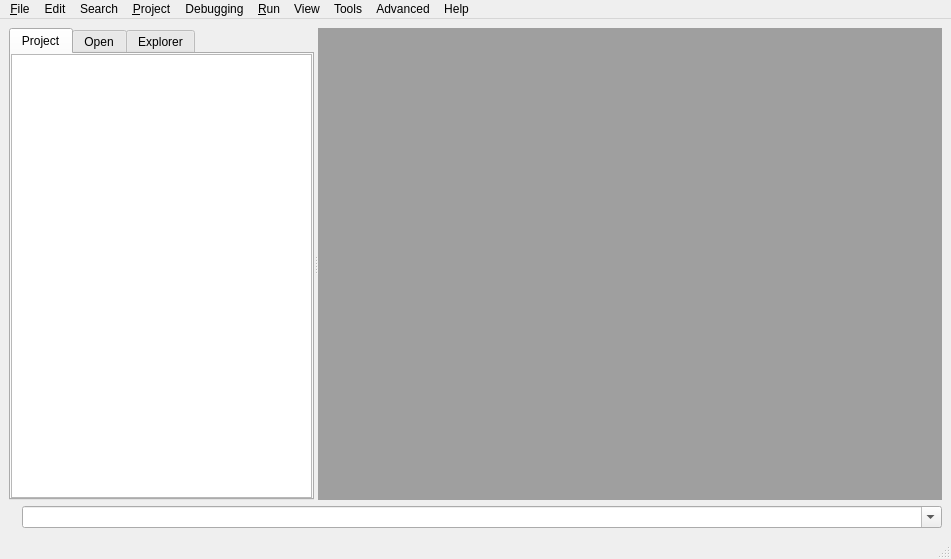
The window that blurdev/ide/ui/ideeditor.ui (blurstudio/PrEditor) describes before a commit, drawn with Qt 5.
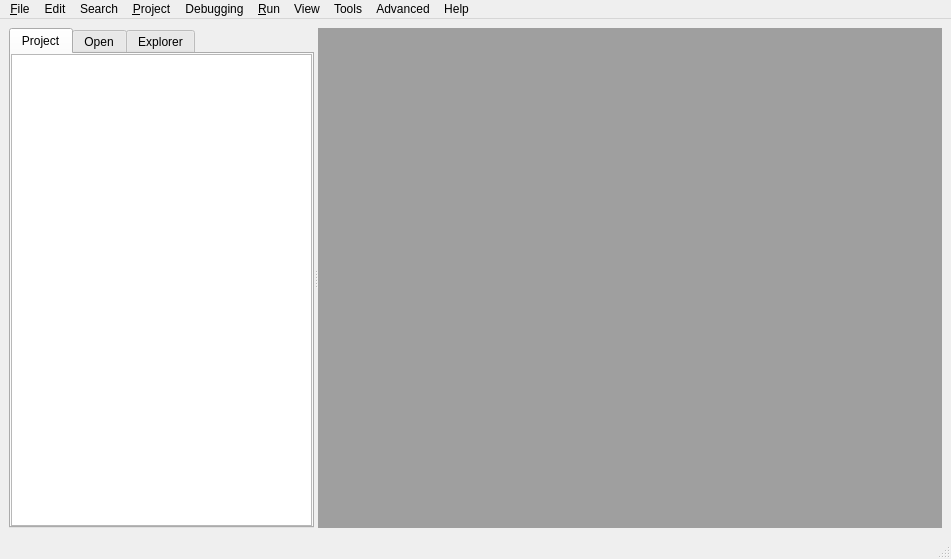
The same window after the commit.

Diff of the .ui file:
```diff
--- a/blurdev/ide/ui/ideeditor.ui
+++ b/blurdev/ide/ui/ideeditor.ui
@@ -128,39 +128,6 @@
       <widget class="QMdiArea" name="uiWindowsAREA"/>
      </widget>
     </item>
-    <item row="1" column="0">
-     <layout class="QHBoxLayout" name="horizontalLayout_3">
-      <item>
-       <widget class="QLabel" name="uiPathLBL">
-        <property name="sizePolicy">
-         <sizepolicy hsizetype="Preferred" vsizetype="Preferred">
-          <horstretch>0</horstretch>
-          <verstretch>0</verstretch>
-         </sizepolicy>
-        </property>
-        <property name="text">
-         <string/>
-        </property>
-       </widget>
-      </item>
-      <item>
-       <widget class="QComboBox" name="uiCommandLineDDL">
-        <property name="sizePolicy">
-         <sizepolicy hsizetype="Expanding" vsizetype="Fixed">
-          <horstretch>0</horstretch>
-          <verstretch>0</verstretch>
-         </sizepolicy>
-        </property>
-        <property name="editable">
-         <bool>true</bool>
-        </property>
-        <property name="insertPolicy">
-         <enum>QComboBox::InsertAtTop</enum>
-        </property>
-       </widget>
-      </item>
-     </layout>
-    </item>
    </layout>
   </widget>
   <widget class="QMenuBar" name="menubar">
```
Left out of the diff: 25 changed lines with no effect on the pictures.
